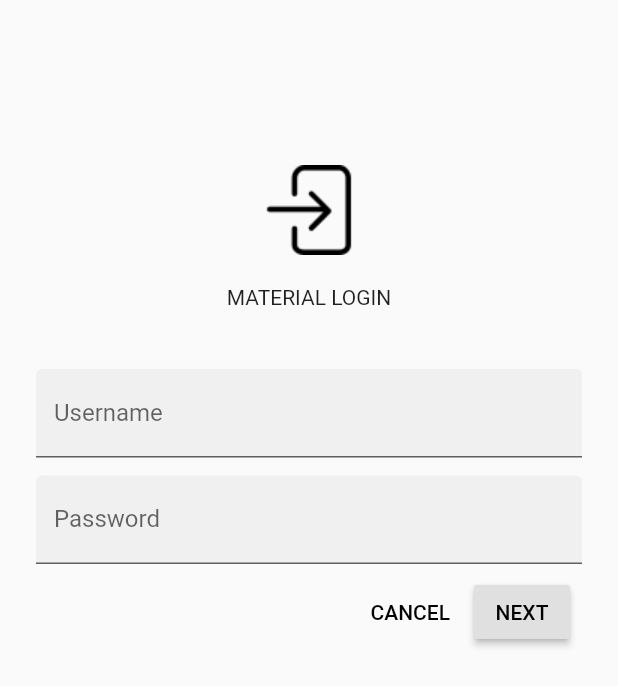
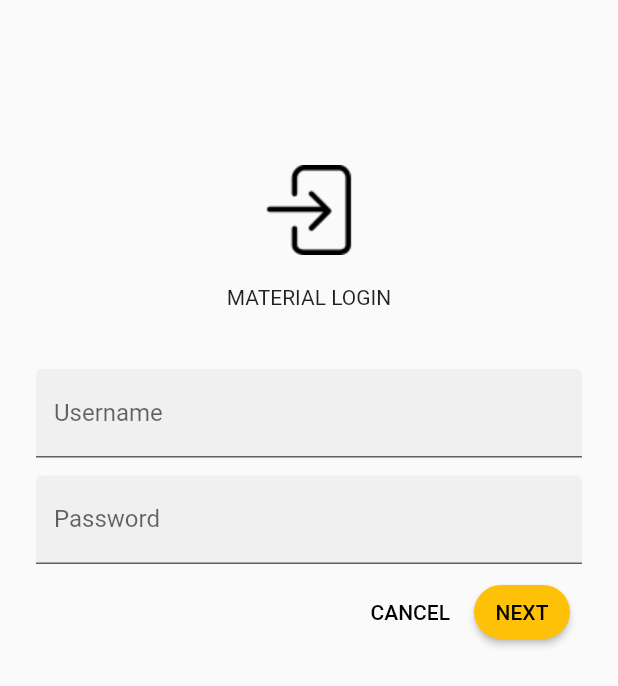
Before and after one commit to patelvishu05/FlutterProjects, a Flutter app: the screen it shows after launch, after a tap on "NEXT", on a phone screen of 412 x 824 dp. Shown: the top 686 px of the screen. Run offline on Flutter 3.47's test engine with Material 2 defaults, Android fonts, the phone set to English and light mode, and no system bars.

Commit message:
button color

```diff
--- a/flutter_app2/lib/main.dart
+++ b/flutter_app2/lib/main.dart
@@ -1,5 +1,5 @@
 import 'package:flutter/material.dart';
-import 'package:flutter_app2/User.dart';
+import 'package:flutter_app2/model/User.dart';
 
 void main() {
   runApp(new FriendlyChat());
@@ -12,6 +12,9 @@ class FriendlyChat extends StatelessWidget {
     return new MaterialApp (
       title: "FriendlyChat",
       home: new LoginScreen(),
+      routes: <String,WidgetBuilder> {
+        '/dashboard': (BuildContext context) => new SuccessLoginScreen()
+      },
     );
   }
 }
@@ -72,6 +75,8 @@ class LoginScreenState extends State<LoginScreen> {
                   ),
                   RaisedButton(
                     child: Text('NEXT'),
+                    color: Colors.amber,
+                    shape: new RoundedRectangleBorder(borderRadius: new BorderRadius.circular(30.0)),
                     onPressed: () => _handleSubmitted(user)
                   )
                 ],
@@ -90,9 +95,7 @@ class LoginScreenState extends State<LoginScreen> {
 
   void _handleSubmitted(User user) {
     if (user.isValidLogin()) {
-      Navigator.push( context,
-        MaterialPageRoute(builder: (context) => new SuccessLoginScreen()),
-      );
+      Navigator.of(context).pushNamed('/dashboard');
     }
   }
 }
```
Also changed, not shown: flutter_app2/lib/model/User.dart (renamed from flutter_app2/lib/User.dart).
